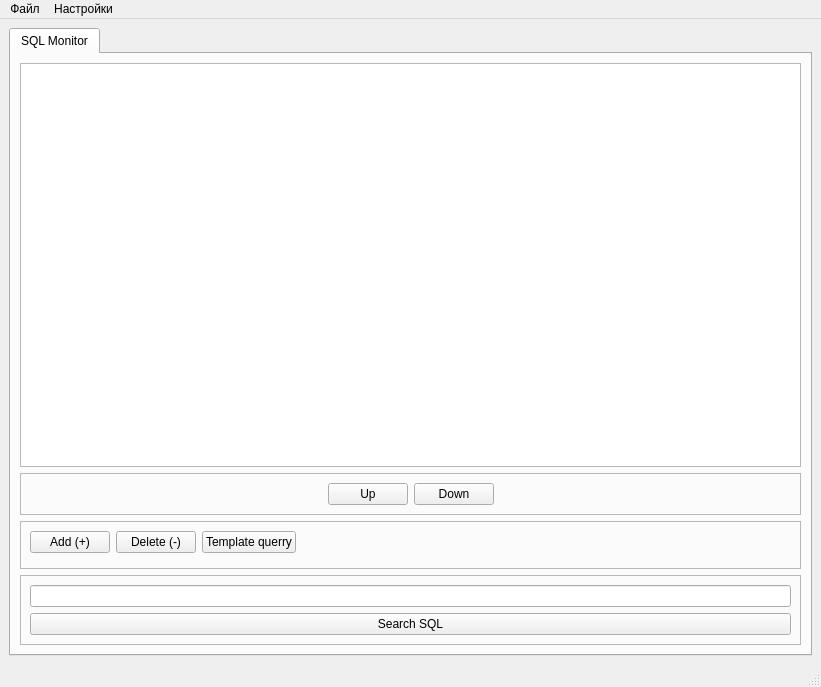
This is ui/main_window.ui in graal101/SQLiteVisualizer as Qt 5 draws it before an edit. The edited form follows.
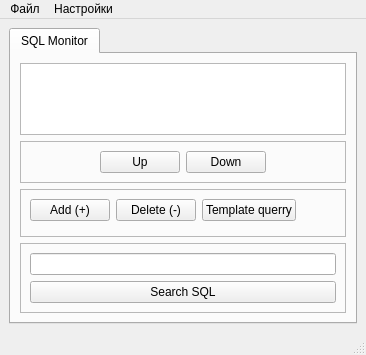
This is the edited form. Icons and pictures are not drawn.

```diff
--- a/ui/main_window.ui
+++ b/ui/main_window.ui
@@ -2,14 +2,6 @@
 <ui version="4.0">
  <class>MainWindow</class>
  <widget class="QMainWindow" name="MainWindow">
-  <property name="geometry">
-   <rect>
-    <x>0</x>
-    <y>0</y>
-    <width>821</width>
-    <height>687</height>
-   </rect>
-  </property>
   <property name="windowTitle">
    <string>SQLiteVisualizer</string>
   </property>
@@ -183,7 +175,7 @@
     <rect>
      <x>0</x>
      <y>0</y>
-     <width>821</width>
+     <width>858</width>
      <height>23</height>
     </rect>
    </property>
```
